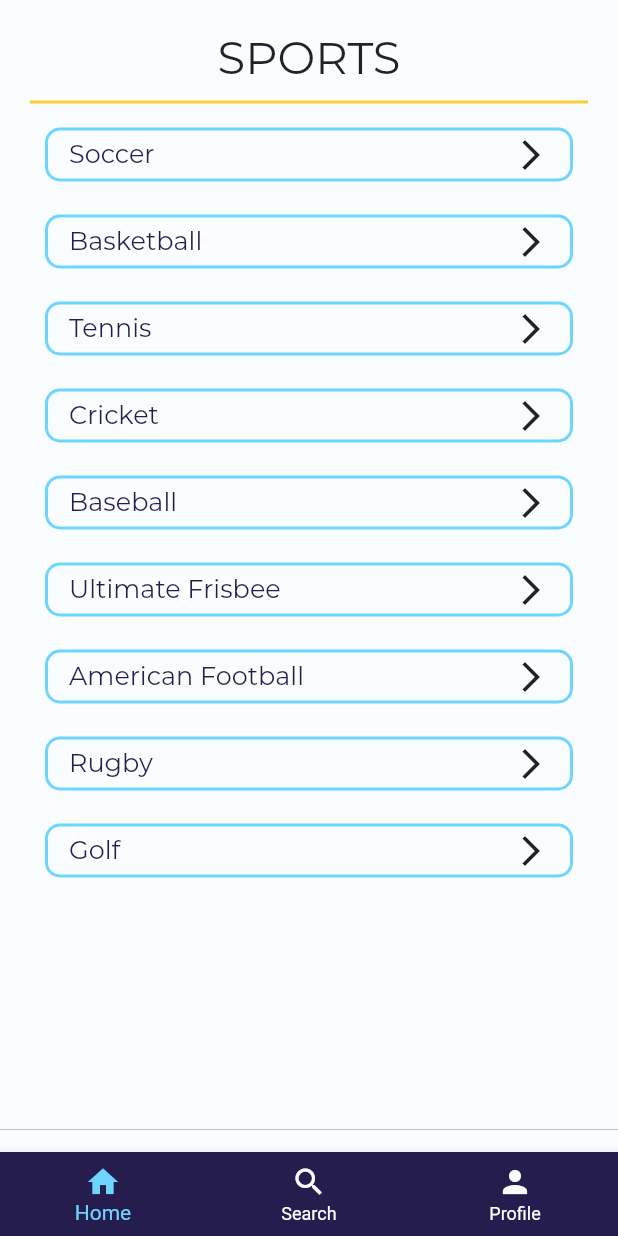
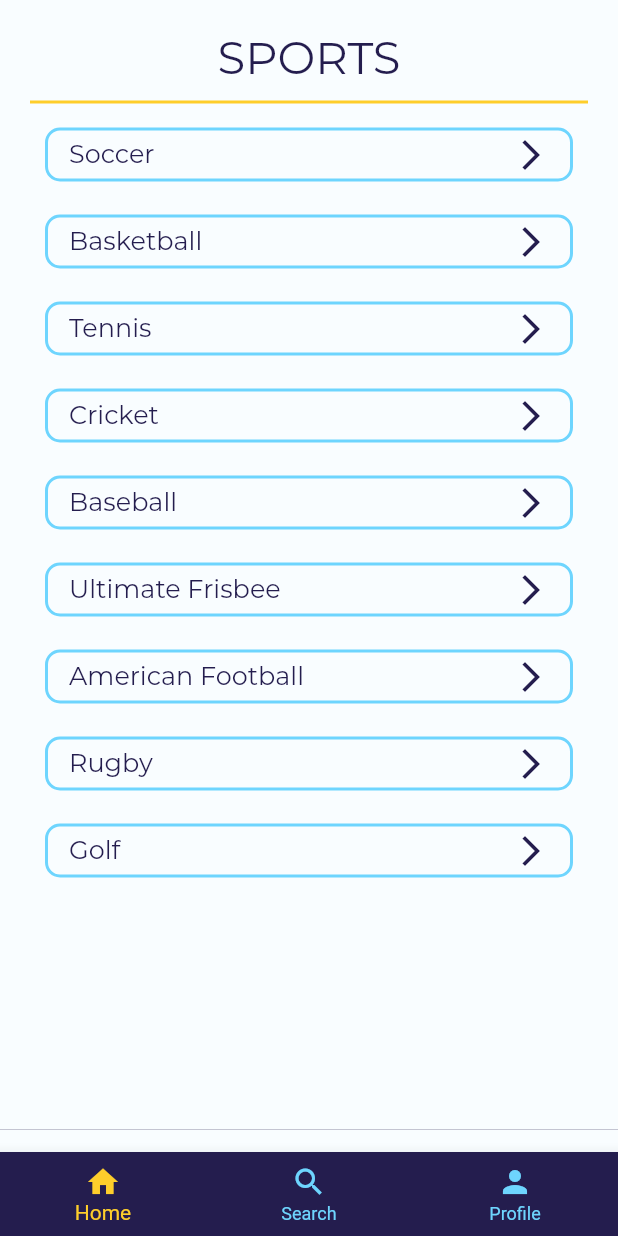
Before and after one commit to dani-demeter/pug, a Flutter app: the AppPage screen opened directly, after a tap on "Soccer", after a tap on "All Sports", on a phone screen of 412 x 824 dp. Run offline on Flutter 3.47's test engine with Material 2 defaults, Android fonts, the light colour scheme and no system bars.

Commit message:
dark mode beautified

```diff
--- a/client/lib/AppPage.dart
+++ b/client/lib/AppPage.dart
@@ -123,8 +123,8 @@ class _AppPageState extends State<AppPage> {
                   });
                 },
                 backgroundColor: contrast,
-                selectedItemColor: common,
-                unselectedItemColor: primary,
+                selectedItemColor: highlight,
+                unselectedItemColor: common,
                 type: BottomNavigationBarType.fixed,
                 currentIndex: appCurrentIndex,
                 items: [
--- a/client/lib/GamesPage.dart
+++ b/client/lib/GamesPage.dart
@@ -103,7 +103,7 @@ class _GamesPageState extends State<GamesPage> {
                   child: Text(
                     sport.toUpperCase() + " MATCHES",
                     style: TextStyle(
-                        color: contrast,
+                        color: secondary,
                         fontSize: 30.0,
                         fontFamily: 'Montserrat'),
                   ),
--- a/client/lib/HomePage.dart
+++ b/client/lib/HomePage.dart
@@ -54,10 +54,10 @@ class _HomePageState extends State<HomePage> {
                                     word,
                                     style: TextStyle(
                                         fontSize: 17.0,
-                                        color: contrast,
+                                        color: secondary,
                                         fontFamily: 'Montserrat'),
                                   ),
-                                  Icon(Icons.arrow_forward_ios)
+                                  Icon(Icons.arrow_forward_ios, color: secondary,)
                                 ]),
                             shape: new RoundedRectangleBorder(
                                 borderRadius: new BorderRadius.circular(10.0)),
@@ -73,7 +73,7 @@ class _HomePageState extends State<HomePage> {
           padding: EdgeInsets.fromLTRB(0, 10.0, 0, 10.0),
           child: Text(
             "SPORTS",
-            style: TextStyle(fontSize: 30.0, fontFamily: 'Montserrat'),
+            style: TextStyle(fontSize: 30.0, fontFamily: 'Montserrat', color: secondary),
           )),
       ValueListenableBuilder(
         valueListenable: themeStyle,
--- a/client/lib/LogIn.dart
+++ b/client/lib/LogIn.dart
@@ -70,7 +70,7 @@ class LoginPage extends StatelessWidget {
                             'Login',
                             textAlign: TextAlign.center,
                             style: TextStyle(
-                                color: contrast,
+                                color: secondary,
                                 fontSize: 20.0,
                                 fontFamily: 'Montserrat'),
                           ),
--- a/client/lib/Match.dart
+++ b/client/lib/Match.dart
@@ -6,7 +6,6 @@ import 'MatchPage.dart';
 import 'AppPage.dart';
 
 class Match extends StatelessWidget {
-  TextStyle infoStyle = TextStyle(color: contrast, fontFamily: 'Montserrat');
   var match;
   bool tappable = true;
 
@@ -16,7 +15,10 @@ class Match extends StatelessWidget {
   Widget build(BuildContext context) {
     var matchElt = ValueListenableBuilder(
       valueListenable: themeStyle,
-      builder: (context, value, child) => Container(
+      builder: (context, value, child) {
+        TextStyle infoStyle =
+            TextStyle(color: secondary, fontFamily: 'Montserrat');
+        return Container(
           height: 100,
           decoration: BoxDecoration(
             border: Border.all(width: 1, color: common),
@@ -123,7 +125,8 @@ class Match extends StatelessWidget {
               ),
             ],
           ),
-          ),
+        );
+      },
     );
     if (tappable) {
       return ValueListenableBuilder(
--- a/client/lib/MatchPage.dart
+++ b/client/lib/MatchPage.dart
@@ -99,7 +99,7 @@ class MatchPage extends StatelessWidget {
                     child: Text(
                       "Count me in!",
                       style: TextStyle(
-                          color: contrast,
+                          color: secondary,
                           fontFamily: 'Montserrat',
                           fontSize: 20),
                     ),
@@ -119,7 +119,7 @@ class MatchPage extends StatelessWidget {
                     Text(
                       "ATTENDING",
                       style: TextStyle(
-                          color: contrast,
+                          color: secondary,
                           fontSize: 20,
                           fontFamily: 'Montserrat'),
                     ),
--- a/client/lib/UserButton.dart
+++ b/client/lib/UserButton.dart
@@ -36,10 +36,10 @@ class UserButton extends StatelessWidget{
                     user['username'],
                     style: TextStyle(
                         fontSize: 17.0,
-                        color: contrast,
+                        color: secondary,
                         fontFamily: 'Montserrat'),
                   ),
-                  Icon(Icons.arrow_forward_ios)
+                  Icon(Icons.arrow_forward_ios, color: secondary,)
                 ]),
             shape: new RoundedRectangleBorder(
                 borderRadius:
--- a/client/pubspec.yaml
+++ b/client/pubspec.yaml
@@ -52,7 +52,7 @@ flutter:
   assets:
     - pug.jpg
     - pugprofile.png
-    - searching.gif
+    - searching.png
   #  - images/a_dot_ham.jpeg
   fonts:
         - family: Montserrat
```
Also changed, not shown: client/lib/ProfilePage.dart (+8 -8 lines), client/lib/SearchPage.dart (+18 -8 lines), client/lib/UserPage.dart (+15 -15 lines), client/lib/main.dart (+5 -2 lines), client/assets/searching.png (added). Lines whose indentation alone changed are shown as unchanged.
